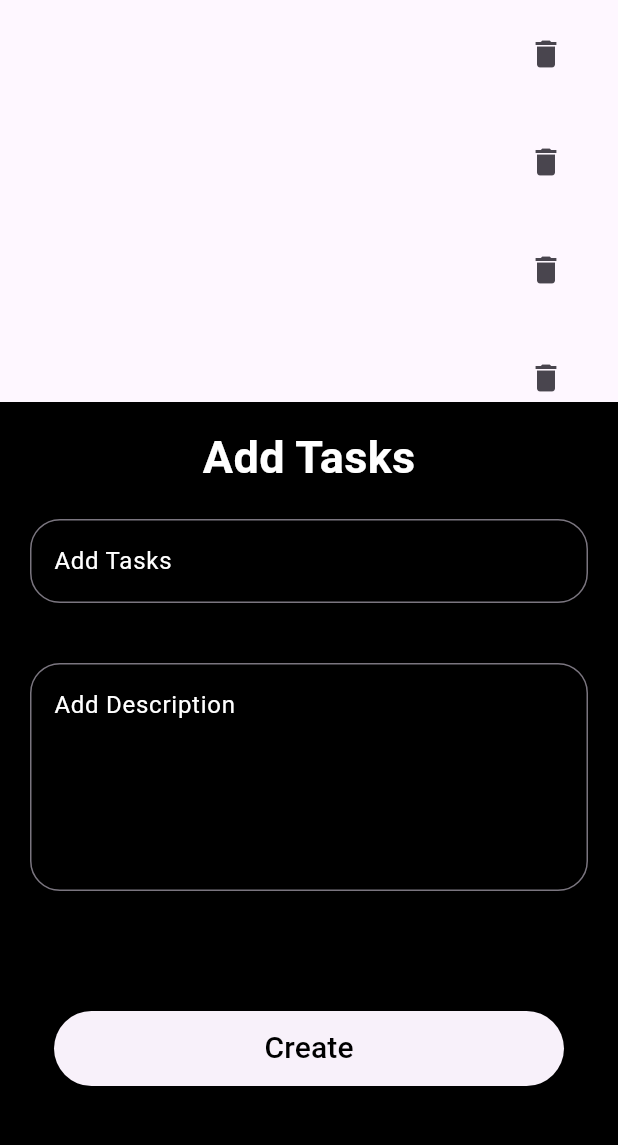
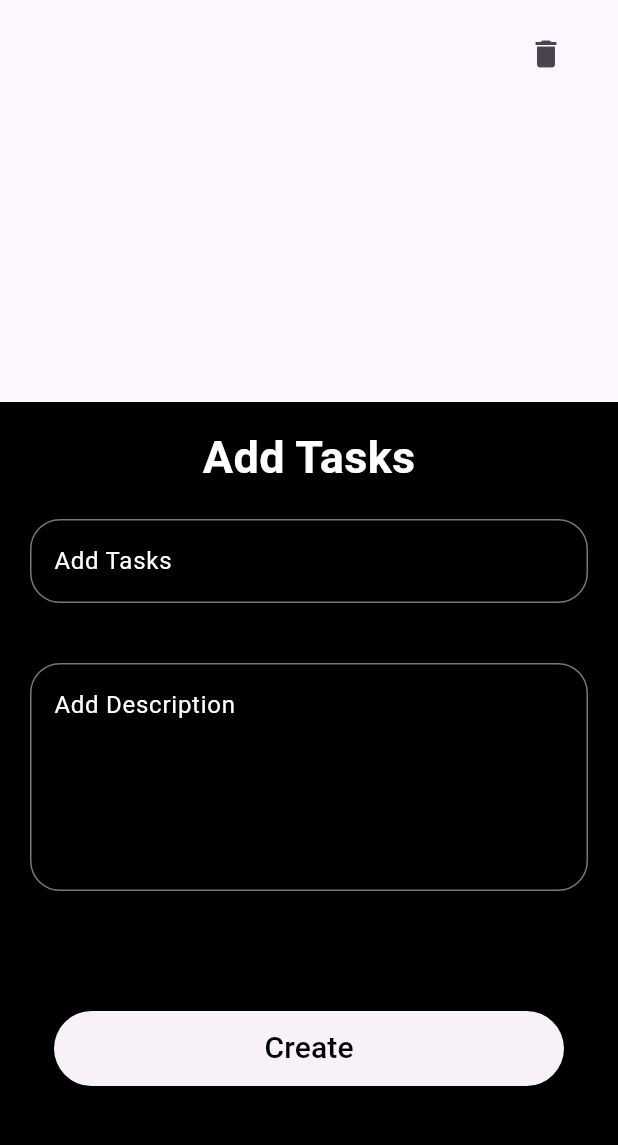
Before and after one commit to kumawataman02/Todo_app, a Flutter app: the screen it shows after launch, after a tap on the "add" icon, after a tap on "Create", on a phone screen of 412 x 824 dp, the part 84-1229 px from its top. Run offline on Flutter 3.47's test engine with Material 3 defaults, Android fonts, the phone set to English and light mode, and no system bars; our stand-ins replace sqflite; accounts and stored records are empty.

```diff
--- a/lib/Pages/homepage.dart
+++ b/lib/Pages/homepage.dart
@@ -1,5 +1,6 @@
 import 'package:flutter/cupertino.dart';
 import 'package:flutter/material.dart';
+import 'package:project_2/Pages/DbHelper.dart';
 
 class homepage extends StatefulWidget{
   @override
@@ -10,6 +11,38 @@ class _homepageState extends State<homepage> {
 
   TextEditingController _tasks = TextEditingController();
   TextEditingController _dec = TextEditingController();
+
+  List<Map<String,dynamic>> item = [];
+
+  DbHelper? dbRef;
+
+  @override
+  void initState() {
+    super.initState();
+    dbRef = DbHelper.getInstance;
+    getNotes();
+  }
+
+  addNotes({required String tasks,required String dec}){
+    setState(() {
+      dbRef!.addNote(mTasks:tasks, mDec:dec);
+
+    });
+  }
+  getNotes() async{
+    List<Map<String,dynamic>> data = await dbRef!.getNote();
+    setState(() {
+      item = data;
+    });
+
+  }
+
+  deleteNote({required int value}){
+    setState(() {
+      dbRef!.deletNote(Id:value);
+    });
+
+  }
 
 
   @override
@@ -23,11 +56,16 @@ class _homepageState extends State<homepage> {
 
       ),
 
-      body:ListView.builder(itemBuilder:(context,index){
+      body:ListView.builder(
+          itemCount:item.length,
+          itemBuilder:(context,index){
         return ListTile(
-          title:Text(""),
-          subtitle: Text(""),
-          trailing:IconButton(onPressed:(){}, icon:Icon(Icons.delete)),
+          title:Text(item[index]['tasks']),
+          subtitle: Text(item[index]['dec']),
+          trailing:IconButton(onPressed:(){
+            deleteNote(value:item[index]['id']);
+            getNotes();
+          }, icon:Icon(Icons.delete)),
         );
       }),
 
@@ -82,7 +120,10 @@ class _homepageState extends State<homepage> {
                 Container(
                   width:340,
                   height: 50,
-                  child:ElevatedButton(onPressed:(){}, child:Text("Create",style:TextStyle(color:Colors.black,fontSize: 20),)),
+                  child:ElevatedButton(onPressed:(){
+                    addNotes(tasks:_tasks.text, dec:_dec.text);
+                    getNotes();
+                  }, child:Text("Create",style:TextStyle(color:Colors.black,fontSize: 20),)),
                 )
               ],
             ),
```
